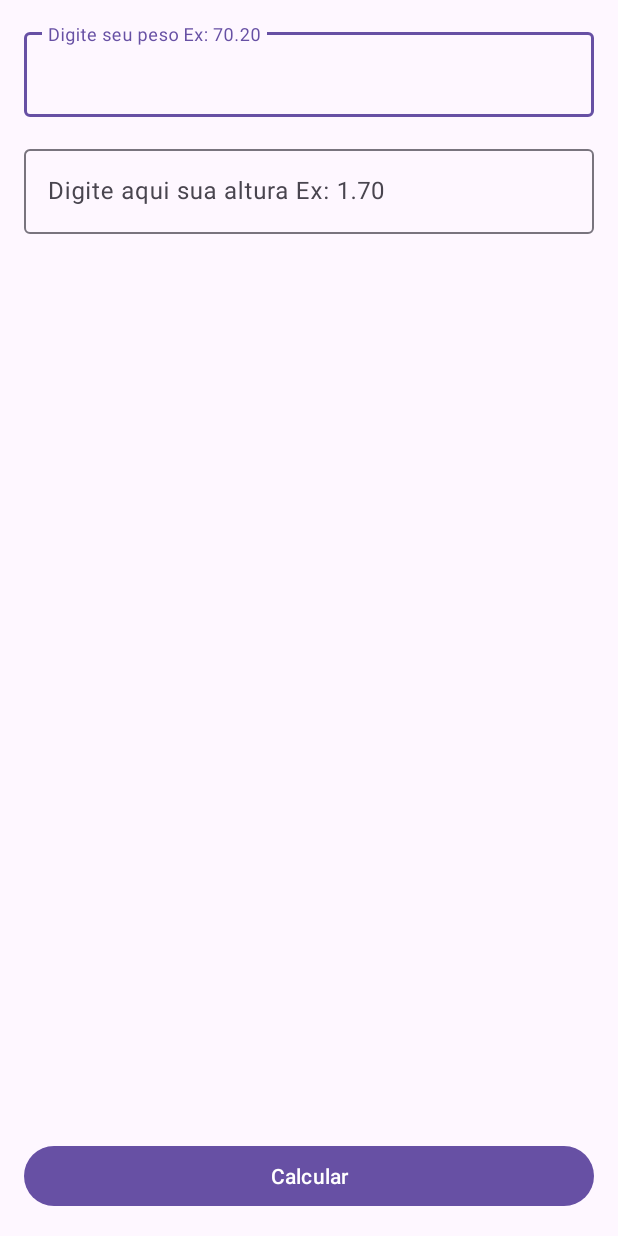
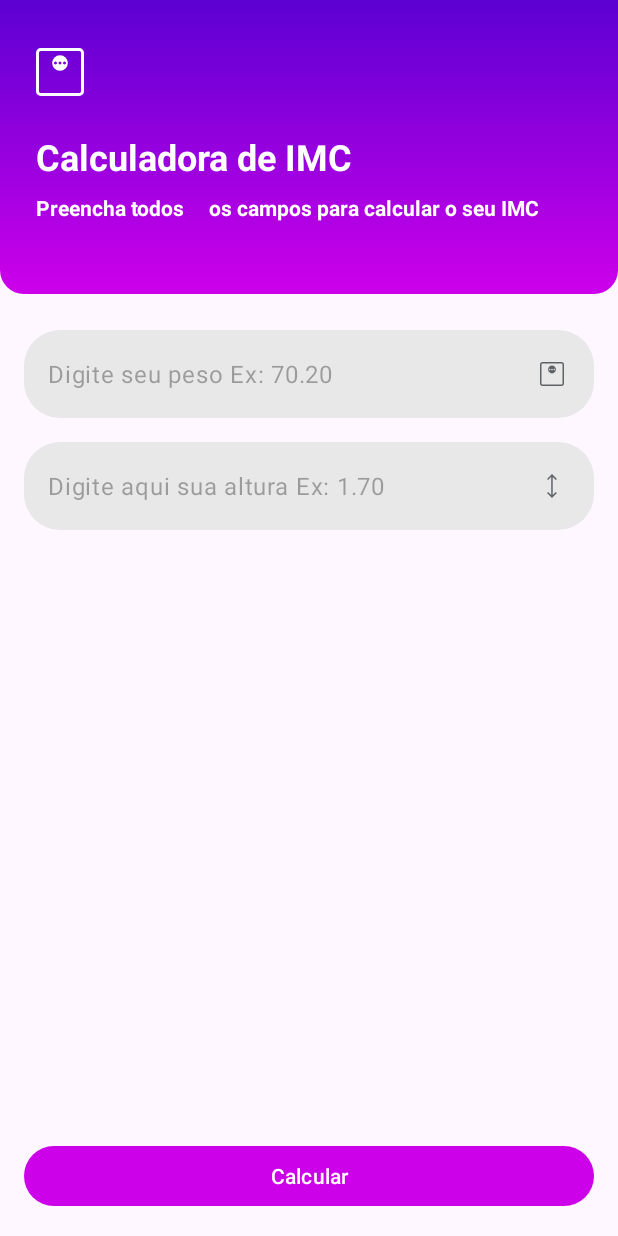
Before and after one commit to andre-tardelli/CalculadoraIMC, an Android app: the screen it shows after launch (MainActivity), on a phone screen of 412 x 824 dp. Run offline under Robolectric (Android 15) with nearby library versions, the phone set to English and light mode, and no system bars.

Commit message:
Correção da config do bottom calcular

```diff
--- a/app/src/main/java/com/comunidadedevspace/imc/Result_Activity.kt
+++ b/app/src/main/java/com/comunidadedevspace/imc/Result_Activity.kt
@@ -1,5 +1,6 @@
 package com.comunidadedevspace.imc
 
+import android.graphics.Color
 import android.os.Bundle
 import android.widget.TextView
 import androidx.activity.enableEdgeToEdge
@@ -21,14 +22,19 @@ class Result_Activity : AppCompatActivity() {
         tvResult.text = result.toString()
 
         val classificacao: String = if (result <= 18.5f) {
+            tvClassificacao.setTextColor(Color.RED)
             "MAGREZA"
         } else if (result > 18.5f && result <= 24.9f) {
+            tvClassificacao.setTextColor(Color.GREEN)
             "NORMAL"
         } else if (result > 25f && result <= 29.9f) {
+            tvClassificacao.setTextColor(Color.YELLOW)
             "SOBREPESO"
         } else if (result > 30f && result <= 39.9f) {
+            tvClassificacao.setTextColor(Color.RED)
             "OBESIDADE"
         } else {
+            tvClassificacao.setTextColor(Color.RED)
             "OBESIDADE GRAVE"
         }
 
--- /dev/null
+++ b/app/src/main/res/drawable/gradient_bg.xml
@@ -0,0 +1,13 @@
+<?xml version="1.0" encoding="utf-8"?>
+<shape xmlns:android="http://schemas.android.com/apk/res/android">
+    <corners
+        android:topLeftRadius="0dp"
+        android:topRightRadius="0dp"
+        android:bottomLeftRadius="16dp"
+        android:bottomRightRadius="16dp" />
+
+    <gradient
+        android:startColor="@color/primary_400"
+        android:endColor="@color/primary_900"
+        android:angle="90" />
+</shape>
--- /dev/null
+++ b/app/src/main/res/drawable/ic_height.xml
@@ -0,0 +1,9 @@
+<vector xmlns:android="http://schemas.android.com/apk/res/android"
+    android:width="24dp"
+    android:height="24dp"
+    android:viewportWidth="960"
+    android:viewportHeight="960">
+  <path
+      android:pathData="M479.23,800 L347.69,668.46l27.54,-27.54 84,82.23v-487.07l-83.23,83 -27.54,-27.54L480,160l131.54,131.54 -28.31,28.54 -84,-83.23v486.3l84,-82.23 27.54,27.54L479.23,800Z"
+      android:fillColor="#5f6368"/>
+</vector>
--- /dev/null
+++ b/app/src/main/res/drawable/ic_weight.xml
@@ -0,0 +1,9 @@
+<vector xmlns:android="http://schemas.android.com/apk/res/android"
+    android:width="24dp"
+    android:height="24dp"
+    android:viewportWidth="960"
+    android:viewportHeight="960">
+  <path
+      android:pathData="M480,464.62q43.85,0 74.23,-30.39 30.39,-30.38 30.39,-74.23 0,-43.85 -30.39,-74.23 -30.38,-30.39 -74.23,-30.39 -43.85,0 -74.23,30.39 -30.39,30.38 -30.39,74.23 0,43.85 30.39,74.23 30.38,30.39 74.23,30.39ZM420,380q-8,0 -14,-6t-6,-14q0,-8 6,-14t14,-6q8,0 14,6t6,14q0,8 -6,14t-14,6ZM480,380q-8,0 -14,-6t-6,-14q0,-8 6,-14t14,-6q8,0 14,6t6,14q0,8 -6,14t-14,6ZM540,380q-8,0 -14,-6t-6,-14q0,-8 6,-14t14,-6q8,0 14,6t6,14q0,8 -6,14t-14,6ZM224.62,800q-27.62,0 -46.12,-18.5Q160,763 160,735.38v-510.76q0,-27.62 18.5,-46.12Q197,160 224.62,160h510.76q27.62,0 46.12,18.5Q800,197 800,224.62v510.76q0,27.62 -18.5,46.12Q763,800 735.38,800L224.62,800ZM224.62,760h510.76q9.24,0 16.93,-7.69 7.69,-7.69 7.69,-16.93v-510.76q0,-9.24 -7.69,-16.93 -7.69,-7.69 -16.93,-7.69L224.62,200q-9.24,0 -16.93,7.69 -7.69,7.69 -7.69,16.93v510.76q0,9.24 7.69,16.93 7.69,7.69 16.93,7.69ZM200,200v560,-560Z"
+      android:fillColor="#5f6368"/>
+</vector>
--- /dev/null
+++ b/app/src/main/res/drawable/rounded_bg.xml
@@ -0,0 +1,5 @@
+<?xml version="1.0" encoding="utf-8"?>
+<shape xmlns:android="http://schemas.android.com/apk/res/android">
+    <solid android:color="#E8E8E8"/>
+    <corners android:radius="24dp"/>
+</shape>
--- a/app/src/main/res/layout/activity_main.xml
+++ b/app/src/main/res/layout/activity_main.xml
@@ -4,8 +4,47 @@
     xmlns:tools="http://schemas.android.com/tools"
     android:layout_width="match_parent"
     android:layout_height="match_parent"
-    tools:context=".MainActivity">
+    tools:context=".MainActivity"
+    tools:ignore="ExtraText">
 
+    <LinearLayout
+        android:id="@+id/vg_header"
+        android:orientation="vertical"
+        android:background="@drawable/gradient_bg"
+        android:layout_width="match_parent"
+        android:layout_height="wrap_content"
+        app:layout_constraintTop_toTopOf="parent" >
+
+        <ImageView
+            android:src="@drawable/ic_weight"
+            android:layout_marginStart="16dp"
+            android:layout_marginBottom="16dp"
+            android:layout_marginTop="24dp"
+            android:layout_width="48dp"
+            android:layout_height="48dp"
+            app:tint="@color/white" />
+
+        <TextView
+            android:text="Calculadora de IMC"
+            android:layout_marginStart="24dp"
+            android:textColor="@color/white"
+            android:textStyle="bold"
+            android:textSize="24sp"
+            android:layout_width="wrap_content"
+            android:layout_height="wrap_content"/>
+
+        <TextView
+            android:text="Preencha todos     os campos para calcular o seu IMC"
+            android:layout_marginStart="24dp"
+            android:layout_marginEnd="24dp"
+            android:layout_marginTop="8dp"
+            android:layout_marginBottom="48dp"
+            android:textColor="@color/white"
+            android:textStyle="bold"
+            android:layout_width="wrap_content"
+            android:layout_height="wrap_content"/>
+
+    </LinearLayout>
 
     <Button
         android:id="@+id/btn_calcular"
@@ -15,22 +54,30 @@
         android:text="Calcular"
         app:layout_constraintBottom_toBottomOf="parent"
         app:layout_constraintEnd_toEndOf="parent"
-        tools:ignore="MissingConstraints" />
+        app:layout_constraintStart_toStartOf="parent" />
+    <!--android:background="@color/primary_400" -->
+
 
 <com.google.android.material.textfield.TextInputLayout
     android:id="@+id/textInputLayout"
     android:layout_width="match_parent"
     android:layout_height="wrap_content"
-        android:layout_margin="16dp"
-        app:layout_constraintTop_toTopOf="parent"
+    android:layout_marginStart="16dp"
+    android:layout_marginEnd="16dp"
+    android:layout_marginTop="24dp"
+    app:hintEnabled="false"
+    app:layout_constraintTop_toBottomOf="@+id/vg_header"
     tools:layout_editor_absoluteX="1dp">
 
     <com.google.android.material.textfield.TextInputEditText
         android:id="@+id/edt_peso"
         android:layout_width="match_parent"
         android:layout_height="match_parent"
+        android:background="@drawable/rounded_bg"
+        android:drawableEnd="@drawable/ic_weight"
         android:hint="Digite seu peso Ex: 70.20"
-            android:inputType="numberDecimal"  />
+        android:inputType="numberDecimal"
+        android:maxLength="6" />
 
 </com.google.android.material.textfield.TextInputLayout>
 
@@ -38,13 +85,17 @@
     android:layout_width="match_parent"
     android:layout_height="wrap_content"
     android:layout_margin="16dp"
+    app:hintEnabled="false"
     app:layout_constraintTop_toBottomOf="@+id/textInputLayout"
     tools:layout_editor_absoluteX="1dp">
 
     <com.google.android.material.textfield.TextInputEditText
         android:id="@+id/edt_altura"
+        android:drawableEnd="@drawable/ic_height"
+        android:maxLength="4"
         android:layout_width="match_parent"
         android:layout_height="wrap_content"
+        android:background="@drawable/rounded_bg"
         android:hint="Digite aqui sua altura Ex: 1.70"
         android:inputType="numberDecimal" />
 </com.google.android.material.textfield.TextInputLayout>
--- a/app/src/main/res/values-night/themes.xml
+++ b/app/src/main/res/values-night/themes.xml
@@ -2,6 +2,8 @@
     <!-- Base application theme. -->
     <style name="Base.Theme.Calculadoraimc" parent="Theme.Material3.DayNight.NoActionBar">
         <!-- Customize your dark theme here. -->
-        <!-- <item name="colorPrimary">@color/my_dark_primary</item> -->
+        <item name="colorPrimary">@color/primary_400</item> -->
+        <item name="android:statusBarColor">@color/primary_900</item> -->
+
     </style>
 </resources>
--- a/app/src/main/res/values/colors.xml
+++ b/app/src/main/res/values/colors.xml
@@ -2,4 +2,7 @@
 <resources>
     <color name="black">#FF000000</color>
     <color name="white">#FFFFFFFF</color>
+
+    <color name="primary_400">#cd00ea</color>
+    <color name="primary_900">#5c00d2</color>
 </resources>
--- a/app/src/main/res/values/themes.xml
+++ b/app/src/main/res/values/themes.xml
@@ -2,7 +2,8 @@
     <!-- Base application theme. -->
     <style name="Base.Theme.Calculadoraimc" parent="Theme.Material3.DayNight.NoActionBar">
         <!-- Customize your light theme here. -->
-        <!-- <item name="colorPrimary">@color/my_light_primary</item> -->
+        <item name="colorPrimary">@color/primary_400</item> -->
+        <item name="android:statusBarColor">@color/primary_900</item> -->
     </style>
 
     <style name="Theme.Calculadoraimc" parent="Base.Theme.Calculadoraimc" />
```
Also changed, not shown: app/src/main/res/layout/activity_result.xml (+53 -8 lines). Lines whose indentation alone changed are shown as unchanged.
